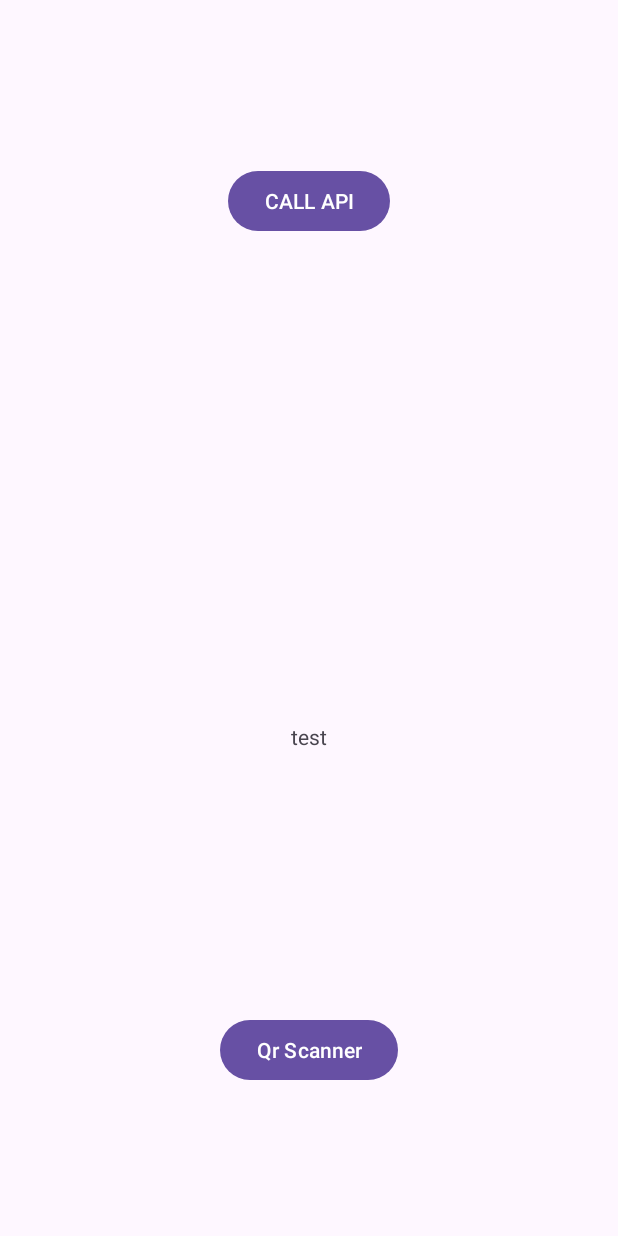
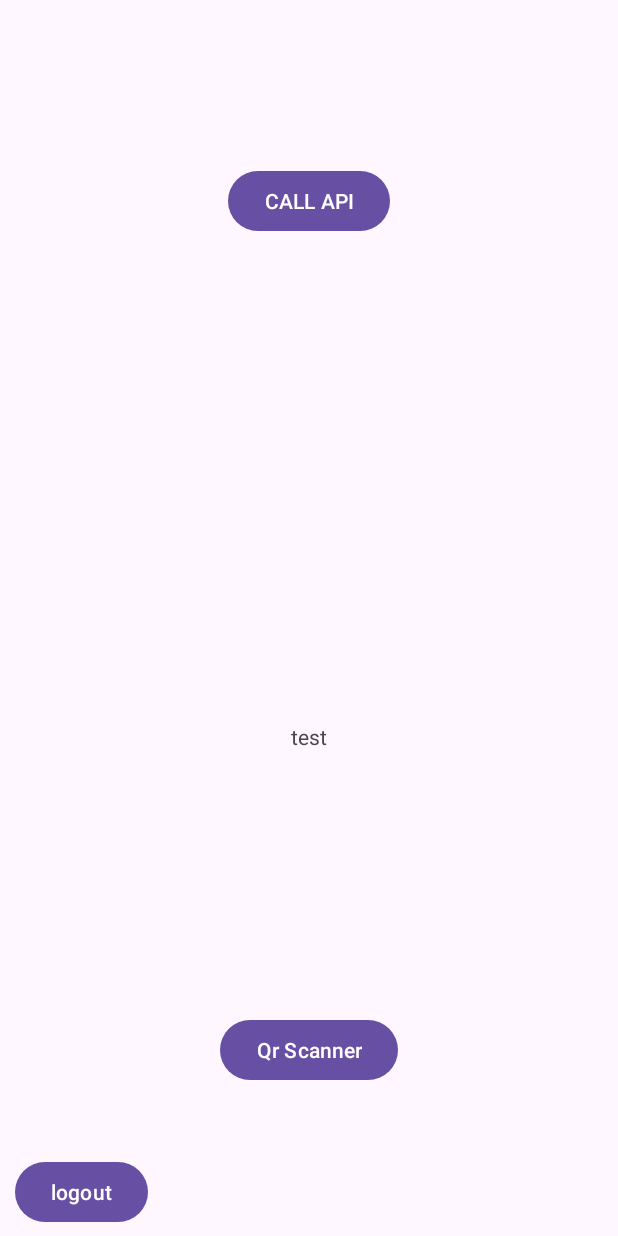
Before and after one commit to IamTV50/projektna-naloga, an Android app: the MainActivity screen opened directly, with no data from a screen before it, on a phone screen of 412 x 824 dp. Run offline under Robolectric (Android 15) with nearby library versions, the light colour scheme and no system bars.

Commit message:
added logout button for testing

```diff
--- a/PJ/app/src/main/res/layout/activity_main.xml
+++ b/PJ/app/src/main/res/layout/activity_main.xml
@@ -34,4 +34,14 @@
         app:layout_constraintHorizontal_bias="0.5"
         app:layout_constraintStart_toStartOf="parent" />
 
+    <Button
+        android:id="@+id/tmp_out"
+        android:layout_width="wrap_content"
+        android:layout_height="wrap_content"
+        android:layout_marginStart="10dp"
+        android:layout_marginBottom="5dp"
+        android:text="logout"
+        app:layout_constraintBottom_toBottomOf="parent"
+        app:layout_constraintStart_toStartOf="parent" />
+
 </androidx.constraintlayout.widget.ConstraintLayout>
```
Also changed, not shown: PJ/app/src/main/java/njt/paketnik/MainActivity.kt (+12 -0 lines).
